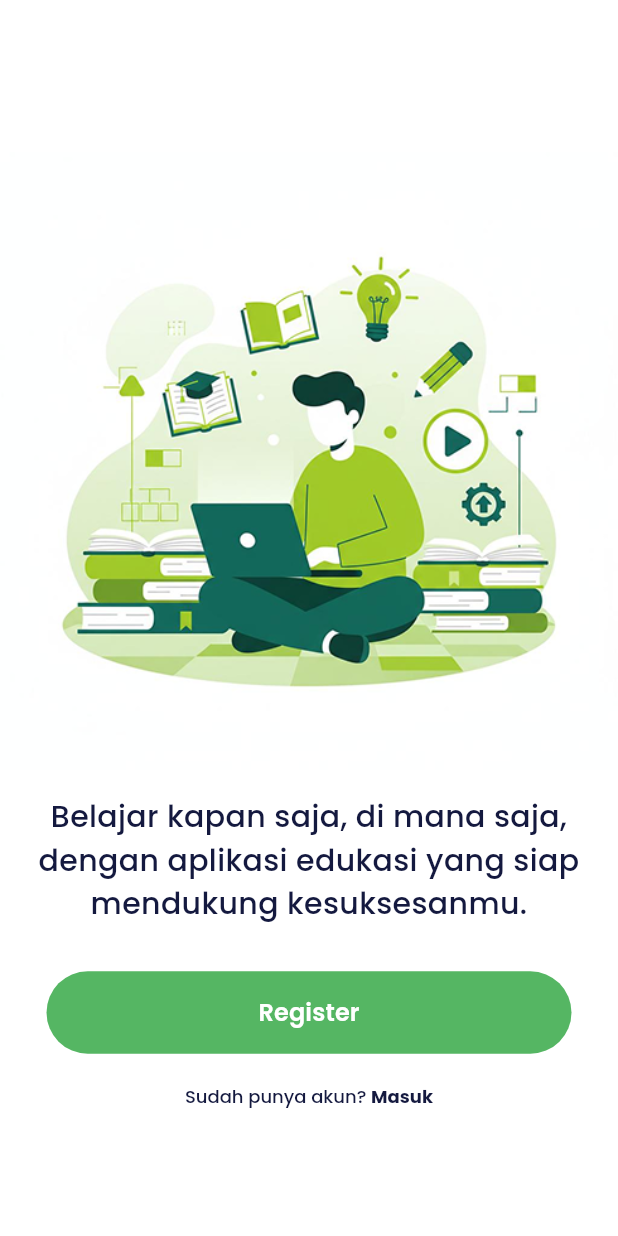
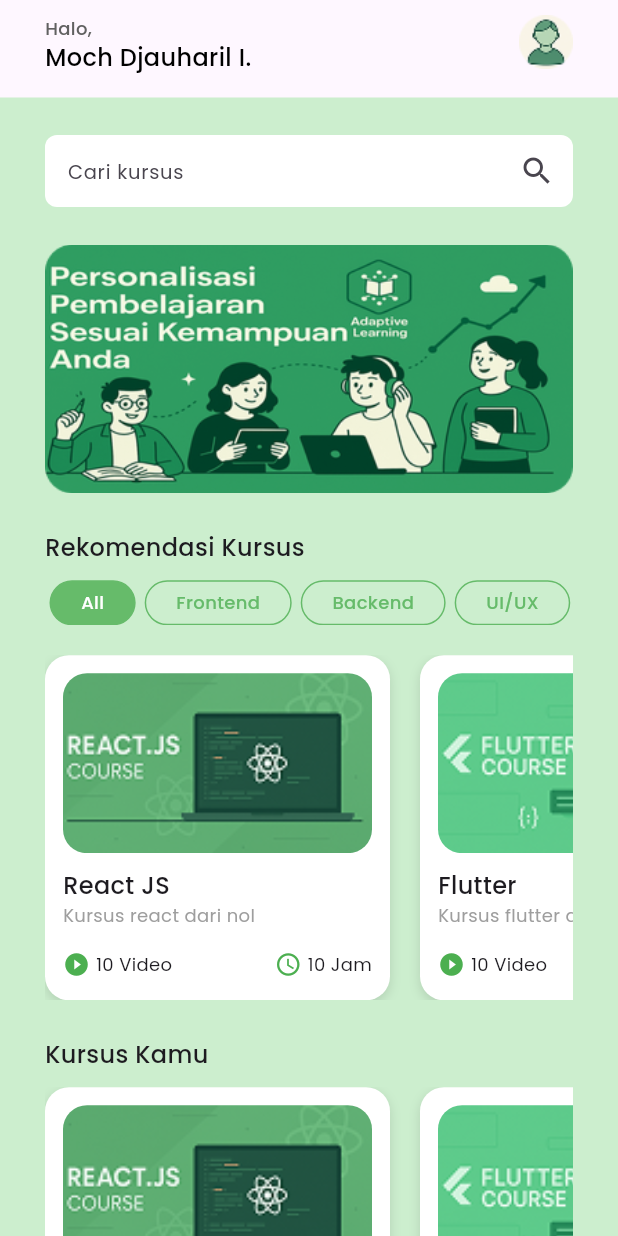
Before and after one commit to yowxy/Ngodingin, a Flutter app: the screen it shows after launch, on a phone screen of 412 x 824 dp. Run offline on Flutter 3.47's test engine with Material 3 defaults, Android fonts, the light colour scheme and no system bars; our stand-ins replace google_fonts.

Commit message:
feat: slicing home pages

```diff
--- /dev/null
+++ b/lib/features/home/screens/home.dart
@@ -0,0 +1,126 @@
+import 'package:flutter/material.dart';
+import 'package:hology_fe/features/home/widgets/category_slider.dart';
+import 'package:hology_fe/features/home/widgets/my_course.dart';
+import 'package:hology_fe/features/home/widgets/recommended_course.dart';
+
+class Home extends StatefulWidget {
+  const Home({super.key});
+
+  @override
+  State<Home> createState() => _HomeState();
+}
+
+class _HomeState extends State<Home> {
+  @override
+  Widget build(BuildContext context) {
+    return Scaffold(
+      body: SafeArea(
+        child: Column(
+          crossAxisAlignment: CrossAxisAlignment.start,
+          children: [
+            Padding(
+              padding: EdgeInsetsDirectional.symmetric(
+                horizontal: 30,
+                vertical: 10,
+              ),
+              child: Row(
+                mainAxisAlignment: MainAxisAlignment.spaceBetween,
+                crossAxisAlignment: CrossAxisAlignment.start,
+                children: [
+                  Column(
+                    crossAxisAlignment: CrossAxisAlignment.start,
+                    children: [
+                      Text(
+                        "Halo,",
+                        style: TextStyle(
+                          fontSize: 12,
+                          fontWeight: FontWeight.w500,
+                          color: Colors.grey.shade700,
+                        ),
+                      ),
+                      Text(
+                        "Moch Djauharil I.",
+                        style: TextStyle(
+                          fontSize: 16,
+                          fontWeight: FontWeight.w500,
+                          color: Colors.black,
+                        ),
+                      ),
+                      SizedBox(height: 5),
+                    ],
+                  ),
+                  GestureDetector(
+                    child: Image.asset("assets/images/profile.png"),
+                  ),
+                ],
+              ),
+            ),
+            Expanded(
+              child: Container(
+                color: Color(0xFFCCEECE),
+                width: double.infinity,
+                height: double.infinity,
+                child: SingleChildScrollView(
+                  child: Padding(
+                    padding: EdgeInsetsGeometry.symmetric(
+                      horizontal: 30,
+                      vertical: 10,
+                    ),
+                    child: Column(
+                      crossAxisAlignment: CrossAxisAlignment.start,
+                      children: [
+                        SizedBox(height: 15),
+                        Container(
+                          decoration: BoxDecoration(
+                            color: Colors.white,
+                            borderRadius: BorderRadius.circular(8),
+                          ),
+                          child: TextField(
+                            textAlignVertical: TextAlignVertical.center,
+                            decoration: InputDecoration(
+                              hintText: "Cari kursus",
+                              hintStyle: TextStyle(fontSize: 13),
+                              suffixIcon: Icon(Icons.search),
+                              border: InputBorder.none,
+                              contentPadding: EdgeInsets.symmetric(
+                                horizontal: 15,
+                              ),
+                            ),
+                          ),
+                        ),
+                        SizedBox(height: 25),
+                        Image.asset("assets/images/banner.png"),
+                        SizedBox(height: 25),
+                        Text(
+                          "Rekomendasi Kursus",
+                          style: TextStyle(
+                            fontWeight: FontWeight.w500,
+                            fontSize: 16,
+                          ),
+                        ),
+                        SizedBox(height: 10),
+                        CategorySlider(),
+                        SizedBox(height: 20),
+                        RecommendedCourse(),
+                        SizedBox(height: 25),
+                        Text(
+                          "Kursus Kamu",
+                          style: TextStyle(
+                            fontWeight: FontWeight.w500,
+                            fontSize: 16,
+                          ),
+                        ),
+                        SizedBox(height: 10),
+                        MyCourse(),
+                      ],
+                    ),
+                  ),
+                ),
+              ),
+            ),
+          ],
+        ),
+      ),
+    );
+  }
+}
--- /dev/null
+++ b/lib/features/home/widgets/category_slider.dart
@@ -0,0 +1,60 @@
+import 'package:flutter/material.dart';
+
+class CategorySlider extends StatefulWidget {
+  const CategorySlider({super.key});
+
+  @override
+  State<CategorySlider> createState() => _CategorySliderState();
+}
+
+class _CategorySliderState extends State<CategorySlider> {
+  final List<String> categories = [
+    "All",
+    "Frontend",
+    "Backend",
+    "UI/UX",
+    "Machine Learning",
+    "Mobile",
+  ];
+
+  int selectedIndex = 0;
+
+  @override
+  Widget build(BuildContext context) {
+    return SizedBox(
+      height: 30,
+      child: ListView.builder(
+        scrollDirection: Axis.horizontal,
+        itemCount: categories.length,
+        itemBuilder: (context, index) {
+          final isSelected = selectedIndex == index;
+
+          return GestureDetector(
+            onTap: () {
+              setState(() {
+                selectedIndex = index;
+              });
+            },
+            child: Container(
+              margin: EdgeInsets.symmetric(horizontal: 3),
+              padding: EdgeInsets.symmetric(vertical: 5, horizontal: 20),
+              decoration: BoxDecoration(
+                color: isSelected ? Colors.green.shade400 : Colors.transparent,
+                borderRadius: BorderRadius.circular(30),
+                border: Border.all(color: Colors.green.shade400),
+              ),
+              child: Text(
+                categories[index],
+                style: TextStyle(
+                  color: isSelected ? Colors.white : Colors.green.shade400,
+                  fontWeight: FontWeight.w500,
+                  fontSize: 12
+                ),
+              ),
+            ),
+          );
+        },
+      ),
+    );
+  }
+}
--- /dev/null
+++ b/lib/features/home/widgets/my_course.dart
@@ -0,0 +1,130 @@
+import 'package:flutter/material.dart';
+
+class MyCourse extends StatefulWidget {
+  const MyCourse({super.key});
+
+  @override
+  State<MyCourse> createState() => _MyCourseState();
+}
+
+class _MyCourseState extends State<MyCourse> {
+  final List<Map<String, String>> courses = [
+    {
+      "title": "React JS",
+      "desc": "Kursus react dari nol",
+      "image": "assets/images/react.png",
+      "videos": "10 Video",
+      "duration": "10 Jam",
+    },
+    {
+      "title": "Flutter",
+      "desc": "Kursus flutter dari nol.",
+      "image": "assets/images/flutter.png",
+      "videos": "10 Video",
+      "duration": "10 Jam",
+    },
+    {
+      "title": "Python",
+      "desc": "Kursus python dari nol.",
+      "image": "assets/images/python.png",
+      "videos": "10 Video",
+      "duration": "10 Jam",
+    },
+  ];
+
+  @override
+  Widget build(BuildContext context) {
+    return SizedBox(
+      height: 230,
+      child: ListView.builder(
+        scrollDirection: Axis.horizontal,
+        itemCount: courses.length,
+        itemBuilder: (context, index) {
+          final course = courses[index];
+          return Container(
+            width: 230,
+            padding: EdgeInsets.all(12),
+            margin: EdgeInsets.only(right: 20),
+            decoration: BoxDecoration(
+              color: Colors.white,
+              borderRadius: BorderRadius.circular(16),
+              boxShadow: [
+                BoxShadow(
+                  color: Colors.black12,
+                  blurRadius: 6,
+                  offset: Offset(0, 3),
+                ),
+              ],
+            ),
+            child: Column(
+              crossAxisAlignment: CrossAxisAlignment.start,
+              children: [
+                ClipRRect(
+                  borderRadius: BorderRadiusGeometry.circular(16),
+                  child: Image.asset(
+                    course["image"]!,
+                    height: 120,
+                    width: double.infinity,
+                    fit: BoxFit.cover,
+                  ),
+                ),
+                SizedBox(height: 10),
+                Column(
+                  crossAxisAlignment: CrossAxisAlignment.start,
+                  children: [
+                    Text(
+                      course["title"]!,
+                      style: TextStyle(
+                        fontSize: 16,
+                        fontWeight: FontWeight.w500,
+                      ),
+                    ),
+                    Text(
+                      course["desc"]!,
+                      style: TextStyle(fontSize: 12, color: Colors.grey),
+                    ),
+                    SizedBox(height: 15),
+                    Row(
+                      mainAxisAlignment: MainAxisAlignment.spaceBetween,
+                      children: [
+                        Row(
+                          children: [
+                            Icon(
+                              Icons.play_circle_fill,
+                              size: 18,
+                              color: Colors.green,
+                            ),
+                            SizedBox(width: 4),
+                            Text(
+                              course["videos"]!,
+                              style: TextStyle(fontSize: 12),
+                            ),
+                          ],
+                        ),
+                        SizedBox(width: 12),
+                        Row(
+                          children: [
+                            Icon(
+                              Icons.access_time,
+                              size: 18,
+                              color: Colors.green,
+                            ),
+                            SizedBox(width: 4),
+                            Text(
+                              course["duration"]!,
+                              style: TextStyle(fontSize: 12),
+                            ),
+                          ],
+                        ),
+                      ],
+                    ),
+                  ],
+                ),
+              ],
+            ),
+          );
+        },
+      ),
+    );
+  }
+}
--- /dev/null
+++ b/lib/features/home/widgets/recommended_course.dart
@@ -0,0 +1,130 @@
+import 'package:flutter/material.dart';
+
+class RecommendedCourse extends StatefulWidget {
+  const RecommendedCourse({super.key});
+
+  @override
+  State<RecommendedCourse> createState() => _RecommendedCourseState();
+}
+
+class _RecommendedCourseState extends State<RecommendedCourse> {
+  final List<Map<String, String>> courses = [
+    {
+      "title": "React JS",
+      "desc": "Kursus react dari nol",
+      "image": "assets/images/react.png",
+      "videos": "10 Video",
+      "duration": "10 Jam",
+    },
+    {
+      "title": "Flutter",
+      "desc": "Kursus flutter dari nol.",
+      "image": "assets/images/flutter.png",
+      "videos": "10 Video",
+      "duration": "10 Jam",
+    },
+    {
+      "title": "Python",
+      "desc": "Kursus python dari nol.",
+      "image": "assets/images/python.png",
+      "videos": "10 Video",
+      "duration": "10 Jam",
+    },
+  ];
+
+  @override
+  Widget build(BuildContext context) {
+    return SizedBox(
+      height: 230,
+      child: ListView.builder(
+        scrollDirection: Axis.horizontal,
+        itemCount: courses.length,
+        itemBuilder: (context, index) {
+          final course = courses[index];
+          return Container(
+            width: 230,
+            padding: EdgeInsets.all(12),
+            margin: EdgeInsets.only(right: 20),
+            decoration: BoxDecoration(
+              color: Colors.white,
+              borderRadius: BorderRadius.circular(16),
+              boxShadow: [
+                BoxShadow(
+                  color: Colors.black12,
+                  blurRadius: 6,
+                  offset: Offset(0, 3),
+                ),
+              ],
+            ),
+            child: Column(
+              crossAxisAlignment: CrossAxisAlignment.start,
+              children: [
+                ClipRRect(
+                  borderRadius: BorderRadiusGeometry.circular(16),
+                  child: Image.asset(
+                    course["image"]!,
+                    height: 120,
+                    width: double.infinity,
+                    fit: BoxFit.cover,
+                  ),
+                ),
+                SizedBox(height: 10),
+                Column(
+                  crossAxisAlignment: CrossAxisAlignment.start,
+                  children: [
+                    Text(
+                      course["title"]!,
+                      style: TextStyle(
+                        fontSize: 16,
+                        fontWeight: FontWeight.w500,
+                      ),
+                    ),
+                    Text(
+                      course["desc"]!,
+                      style: TextStyle(fontSize: 12, color: Colors.grey),
+                    ),
+                    SizedBox(height: 15),
+                    Row(
+                      mainAxisAlignment: MainAxisAlignment.spaceBetween,
+                      children: [
+                        Row(
+                          children: [
+                            Icon(
+                              Icons.play_circle_fill,
+                              size: 18,
+                              color: Colors.green,
+                            ),
+                            SizedBox(width: 4),
+                            Text(
+                              course["videos"]!,
+                              style: TextStyle(fontSize: 12),
+                            ),
+                          ],
+                        ),
+                        SizedBox(width: 12),
+                        Row(
+                          children: [
+                            Icon(
+                              Icons.access_time,
+                              size: 18,
+                              color: Colors.green,
+                            ),
+                            SizedBox(width: 4),
+                            Text(
+                              course["duration"]!,
+                              style: TextStyle(fontSize: 12),
+                            ),
+                          ],
+                        ),
+                      ],
+                    ),
+                  ],
+                ),
+              ],
+            ),
+          );
+        },
+      ),
+    );
+  }
+}
--- a/lib/main.dart
+++ b/lib/main.dart
@@ -1,6 +1,6 @@
 import 'package:flutter/material.dart';
-import 'package:hology_fe/features/pages/splash_screen.dart';
-import 'package:hology_fe/shared/theme.dart';
+import 'package:google_fonts/google_fonts.dart';
+import 'package:hology_fe/features/home/screens/home.dart';
 
 void main() {
   runApp(const MyApp());
@@ -9,26 +9,15 @@ void main() {
 class MyApp extends StatelessWidget {
   const MyApp({super.key});
 
-  // This widget is the root of your application.
   @override
- @override
   Widget build(BuildContext context) {
     return MaterialApp(
+      title: 'Pendidikan',
       theme: ThemeData(
-        scaffoldBackgroundColor: whiteBackgroundColor,
-        appBarTheme: AppBarTheme(
-          backgroundColor: whiteBackgroundColor,
-          elevation: 0,
-          centerTitle: true,
-          iconTheme: IconThemeData(
-            color: blackColor,
-          )
-        )
+        colorScheme: ColorScheme.fromSeed(seedColor: Colors.deepPurple),
+        fontFamily: GoogleFonts.poppins().fontFamily
       ),
-      debugShowCheckedModeBanner: false,
-      routes: {
-        '/': (context) => const SplashPage(),
-      },
+      home: const Home(),
     );
   }
 }
```
Also changed, not shown: pubspec.yaml (+51 -0 lines), assets/images/banner.png (added), assets/images/flutter.png (added), assets/images/profile.png (added), assets/images/python.png (added), assets/images/react.png (added).
